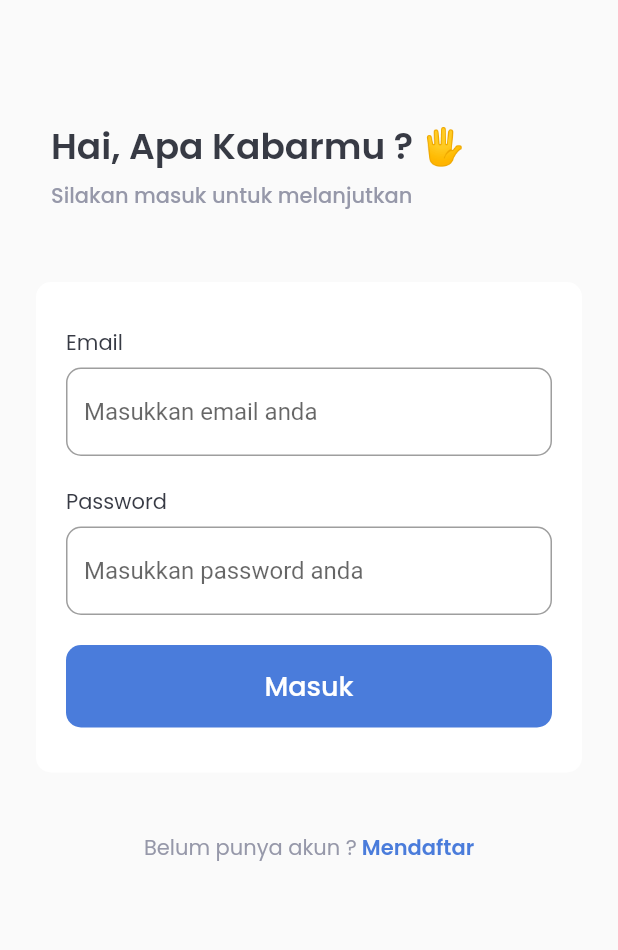
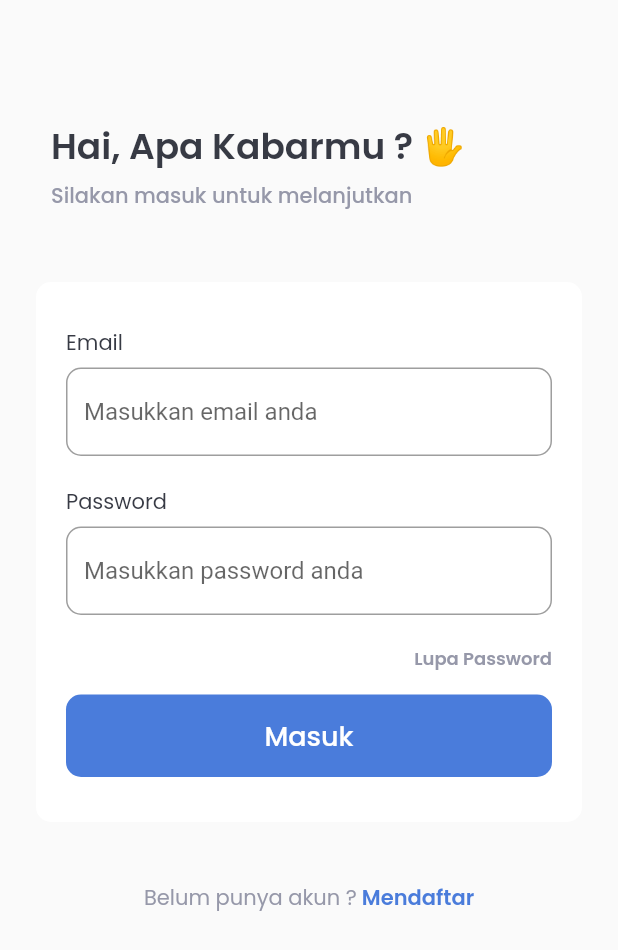
Before and after one commit to azarafath/Flutter-Catatan, a Flutter app: the screen it shows after launch, after a tap on "Masuk", on a phone screen of 412 x 824 dp. Shown: the top 950 px of the screen. Run offline on Flutter 3.47's test engine with Material 2 defaults, Android fonts, the phone set to English and light mode, and no system bars; our stand-ins replace bloc, cloud_firestore, equatable, firebase_auth, firebase_core, flutter_bloc and 4 more; accounts and stored records are empty; network calls fail.

Commit message:
Add Forgot Password and Renew Image Hero Animation

```diff
--- a/lib/cubit/auth_state.dart
+++ b/lib/cubit/auth_state.dart
@@ -28,3 +28,14 @@ class AuthFailed extends AuthState {
   @override
   List<Object> get props => [error];
 }
+
+class AuthReset extends AuthState {}
+
+class AuthResetFailed extends AuthState {
+  final String error;
+
+  const AuthResetFailed(this.error);
+
+  @override
+  List<Object> get props => [error];
+}
--- a/lib/main.dart
+++ b/lib/main.dart
@@ -1,5 +1,5 @@
 import 'package:catatan/cubit/auth_cubit.dart';
-import 'package:catatan/ui/pages/edit_profile_page.dart';
+import 'package:catatan/ui/pages/forgot_password_page.dart';
 import 'package:catatan/ui/pages/sign_in_page.dart';
 import 'package:catatan/ui/pages/sign_up_page.dart';
 import 'package:firebase_core/firebase_core.dart';
@@ -30,6 +30,7 @@ class MyApp extends StatelessWidget {
           '/': (_) => const SplashScreenPage(),
           '/sign-up': (_) => SignUpPage(),
           '/sign-in': (_) => SignInPage(),
+          '/forgot': (_) => const ForgotPasswordPage(),
         },
       ),
     );
--- a/lib/services/user_service.dart
+++ b/lib/services/user_service.dart
@@ -1,5 +1,3 @@
-import 'dart:convert';
-
 import 'package:catatan/models/user_model.dart';
 import 'package:cloud_firestore/cloud_firestore.dart';
 
--- a/lib/ui/pages/sign_in_page.dart
+++ b/lib/ui/pages/sign_in_page.dart
@@ -55,11 +55,32 @@ class SignInPage extends StatelessWidget {
       }
 
       Widget passwordInput() {
-        return CustomTextFormField(
-            title: 'Password',
-            hintText: 'Masukkan password anda',
-            obsecureText: true,
-            controller: _passwordController);
+        return Column(
+          crossAxisAlignment: CrossAxisAlignment.end,
+          children: [
+            CustomTextFormField(
+                title: 'Password',
+                hintText: 'Masukkan password anda',
+                obsecureText: true,
+                controller: _passwordController),
+            GestureDetector(
+              onTap: () {
+                Navigator.pushNamed(context, '/forgot');
+              },
+              child: Text(
+                'Lupa Password',
+                style: blackTextStyle.copyWith(
+                  fontSize: 12,
+                  fontWeight: semiBold,
+                  color: kGreyColor,
+                ),
+              ),
+            ),
+            const SizedBox(
+              height: 15,
+            )
+          ],
+        );
       }
 
       Widget submitButton() {
```
Also changed, not shown: lib/cubit/auth_cubit.dart (+10 -0 lines), lib/services/auth_service.dart (+8 -0 lines), lib/ui/pages/edit_profile_page.dart (+27 -19 lines), lib/ui/pages/forgot_password_page.dart (added, +137 -0 lines), lib/ui/pages/home_page.dart (+12 -4 lines), lib/ui/pages/setting_page.dart (+2 -10 lines), assets/catatanKosong.png (deleted), assets/catatankosongnew.gif (added), assets/forgotpassword.gif (added), assets/profile.png.
